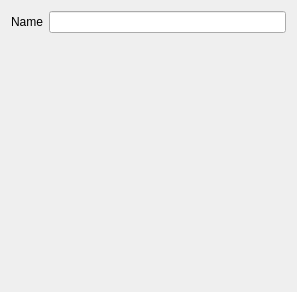
Qt form src/Interface/DataStructurePropertiesFullWidget.ui (KDE/rocs) before a commit.
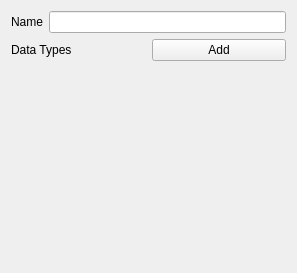
The same form after that commit. Custom widgets are drawn as their Qt base class.

Commit message: Implement delete and add for data types.

The edit to the form file:
```diff
--- a/src/Interface/DataStructurePropertiesFullWidget.ui
+++ b/src/Interface/DataStructurePropertiesFullWidget.ui
@@ -7,7 +7,7 @@
     <x>0</x>
     <y>0</y>
     <width>297</width>
-    <height>292</height>
+    <height>273</height>
    </rect>
   </property>
   <property name="windowTitle">
@@ -19,6 +19,12 @@
    </item>
    <item row="0" column="0">
     <layout class="QFormLayout" name="formLayout">
+     <property name="fieldGrowthPolicy">
+      <enum>QFormLayout::AllNonFixedFieldsGrow</enum>
+     </property>
+     <property name="labelAlignment">
+      <set>Qt::AlignRight|Qt::AlignTrailing|Qt::AlignVCenter</set>
+     </property>
      <item row="0" column="0">
       <widget class="QLabel" name="nameLabel">
        <property name="text">
@@ -27,12 +33,53 @@
       </widget>
      </item>
      <item row="0" column="1">
-      <widget class="QLineEdit" name="nameLineEdit"/>
+      <widget class="KLineEdit" name="dataStructureName"/>
+     </item>
+    </layout>
+   </item>
+   <item row="1" column="0">
+    <layout class="QGridLayout" name="gridLayout_2">
+     <item row="0" column="0">
+      <widget class="QLabel" name="label">
+       <property name="text">
+        <string>Data Types</string>
+       </property>
+      </widget>
+     </item>
+     <item row="0" column="1">
+      <widget class="QPushButton" name="buttonAddDataType">
+       <property name="text">
+        <string>Add</string>
+       </property>
+      </widget>
+     </item>
+     <item row="1" column="1">
+      <spacer name="verticalSpacer">
+       <property name="orientation">
+        <enum>Qt::Vertical</enum>
+       </property>
+       <property name="sizeHint" stdset="0">
+        <size>
+         <width>20</width>
+         <height>40</height>
+        </size>
+       </property>
+      </spacer>
+     </item>
+     <item row="1" column="0">
+      <layout class="QVBoxLayout" name="dataTypes"/>
      </item>
     </layout>
    </item>
   </layout>
  </widget>
+ <customwidgets>
+  <customwidget>
+   <class>KLineEdit</class>
+   <extends>QLineEdit</extends>
+   <header>klineedit.h</header>
+  </customwidget>
+ </customwidgets>
  <resources/>
  <connections/>
 </ui>
```
Left out of the diff: 3 changed lines with no effect on the pictures. The commit also changes 8 other files.
